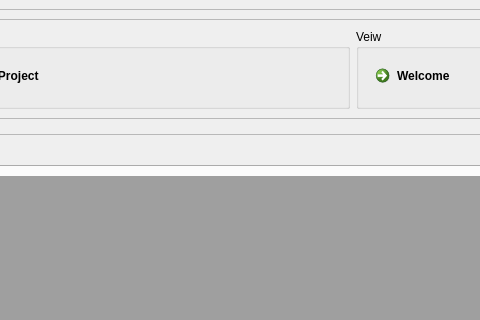
M1dnight-ofcl/MalMaker-for-Windows-2023, file MalMaker for Windows 2023/ui/malmaker.ui: the form before one commit; both pictures show x 206 to 686 and y 0 to 320 of the 1011 by 688 pixel window.
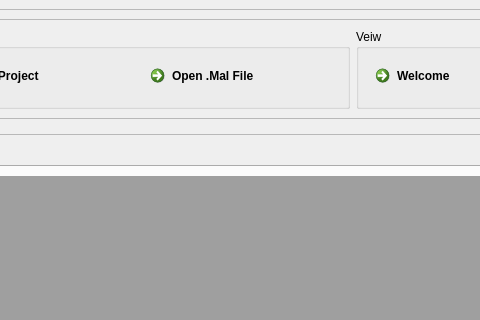
The form after the commit. Icons and pictures are not drawn.

```diff
--- a/MalMaker for Windows 2023/ui/malmaker.ui
+++ b/MalMaker for Windows 2023/ui/malmaker.ui
@@ -105,6 +105,17 @@
                </property>
               </widget>
              </item>
+             <item row="0" column="1">
+              <widget class="QCommandLinkButton" name="openMal">
+               <property name="text">
+                <string>Open .Mal File</string>
+               </property>
+               <property name="icon">
+                <iconset>
+                 <normaloff>../assets/icons/malico_open.ico</normaloff>../assets/icons/malico_open.ico</iconset>
+               </property>
+              </widget>
+             </item>
             </layout>
            </widget>
           </item>
```
